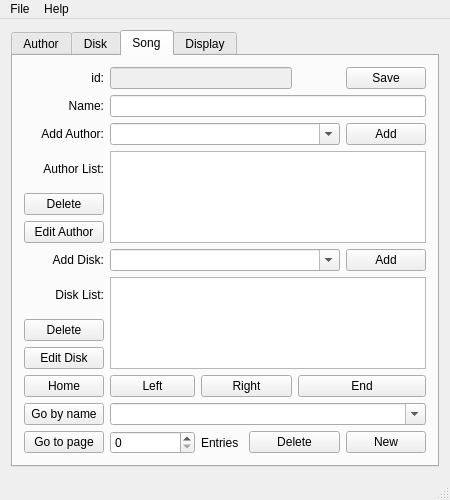
First picture: the form in mainwindow.ui, repository EvgenKot/SP-music-fan-database, before the edit.
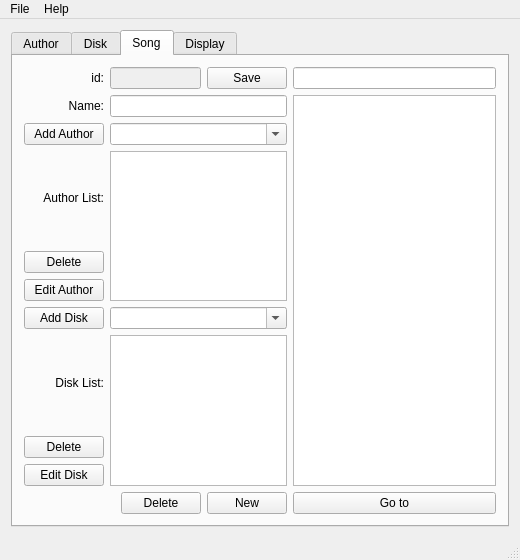
Second picture: the form after the edit.

Patch:
```diff
--- a/mainwindow.ui
+++ b/mainwindow.ui
@@ -6,8 +6,8 @@
    <rect>
     <x>0</x>
     <y>0</y>
-    <width>450</width>
-    <height>500</height>
+    <width>520</width>
+    <height>560</height>
    </rect>
   </property>
   <property name="windowTitle">
@@ -40,8 +40,8 @@
         <rect>
          <x>0</x>
          <y>0</y>
-         <width>450</width>
-         <height>458</height>
+         <width>520</width>
+         <height>518</height>
         </rect>
        </property>
        <layout class="QGridLayout" name="gridLayout_2">
@@ -339,7 +339,17 @@
            <layout class="QGridLayout" name="gridLayout_9">
             <item row="0" column="0">
              <layout class="QGridLayout" name="gridLayout_8">
-              <item row="12" column="6">
+              <item row="1" column="1" colspan="4">
+               <widget class="QLineEdit" name="lineEditSongName"/>
+              </item>
+              <item row="0" column="1" colspan="3">
+               <widget class="QLineEdit" name="lineEditSongId">
+                <property name="enabled">
+                 <bool>false</bool>
+                </property>
+               </widget>
+              </item>
+              <item row="10" column="4">
                <widget class="QPushButton" name="pushButtonSongNew">
                 <property name="text">
                  <string>New</string>
@@ -356,7 +366,7 @@
                 </property>
                </widget>
               </item>
-              <item row="3" column="1" rowspan="3" colspan="6">
+              <item row="3" column="1" rowspan="3" colspan="4">
                <widget class="QListWidget" name="listWidgetSongAuthorList"/>
               </item>
               <item row="0" column="0">
@@ -369,16 +379,6 @@
                 </property>
                </widget>
               </item>
-              <item row="1" column="1" colspan="6">
-               <widget class="QLineEdit" name="lineEditSongName"/>
-              </item>
-              <item row="10" column="1" colspan="2">
-               <widget class="QPushButton" name="pushButtonSongLeft">
-                <property name="text">
-                 <string>Left</string>
-                </property>
-               </widget>
-              </item>
               <item row="4" column="0">
                <widget class="QPushButton" name="pushButtonSongDeleteAuthor">
                 <property name="text">
@@ -386,13 +386,6 @@
                 </property>
                </widget>
               </item>
-              <item row="10" column="3" colspan="2">
-               <widget class="QPushButton" name="pushButtonSongRight">
-                <property name="text">
-                 <string>Right</string>
-                </property>
-               </widget>
-              </item>
               <item row="9" column="0">
                <widget class="QPushButton" name="pushButtonSongEditDisk">
                 <property name="text">
@@ -400,20 +393,6 @@
                 </property>
                </widget>
               </item>
-              <item row="10" column="0">
-               <widget class="QPushButton" name="pushButtonSongHome">
-                <property name="text">
-                 <string>Home</string>
-                </property>
-               </widget>
-              </item>
-              <item row="0" column="1" colspan="4">
-               <widget class="QLineEdit" name="lineEditSongId">
-                <property name="enabled">
-                 <bool>false</bool>
-                </property>
-               </widget>
-              </item>
               <item row="5" column="0">
                <widget class="QPushButton" name="pushButtonSongEditAuthor">
                 <property name="text">
@@ -441,47 +420,16 @@
                 </property>
                </widget>
               </item>
-              <item row="6" column="1" colspan="5">
-               <widget class="QComboBox" name="comboBoxSongAddDisk">
-                <property name="editable">
-                 <bool>true</bool>
-                </property>
-               </widget>
-              </item>
-              <item row="10" column="5" colspan="2">
-               <widget class="QPushButton" name="pushButtonSongEnd">
-                <property name="text">
-                 <string>End</string>
-                </property>
-               </widget>
-              </item>
-              <item row="7" column="1" rowspan="3" colspan="6">
+              <item row="7" column="1" rowspan="3" colspan="4">
                <widget class="QListWidget" name="listWidgetSongDiskList"/>
               </item>
-              <item row="0" column="6">
+              <item row="0" column="4">
                <widget class="QPushButton" name="pushButtonSongSave">
                 <property name="text">
                  <string>Save</string>
                 </property>
                </widget>
               </item>
-              <item row="6" column="0">
-               <widget class="QLabel" name="labelSongAddDisk">
-                <property name="text">
-                 <string>Add Disk:</string>
-                </property>
-                <property name="alignment">
-                 <set>Qt::AlignRight|Qt::AlignTrailing|Qt::AlignVCenter</set>
-                </property>
-               </widget>
-              </item>
-              <item row="6" column="6">
-               <widget class="QPushButton" name="pushButtonSongAddDisk">
-                <property name="text">
-                 <string>Add</string>
-                </property>
-               </widget>
-              </item>
               <item row="8" column="0">
                <widget class="QPushButton" name="pushButtonSongDeleteDisk">
                 <property name="text">
@@ -489,63 +437,49 @@
                 </property>
                </widget>
               </item>
-              <item row="2" column="0">
-               <widget class="QLabel" name="labelSongAddAuthor">
-                <property name="text">
-                 <string>Add Author:</string>
-                </property>
-                <property name="alignment">
-                 <set>Qt::AlignRight|Qt::AlignTrailing|Qt::AlignVCenter</set>
-                </property>
-               </widget>
-              </item>
-              <item row="2" column="1" colspan="5">
-               <widget class="QComboBox" name="comboBoxSongAddAuthor">
-                <property name="editable">
-                 <bool>true</bool>
-                </property>
-               </widget>
-              </item>
-              <item row="2" column="6">
-               <widget class="QPushButton" name="pushButtonSongAddAuthor">
-                <property name="text">
-                 <string>Add</string>
-                </property>
-               </widget>
-              </item>
-              <item row="12" column="0">
-               <widget class="QPushButton" name="pushButtonSongGoToPage">
-                <property name="text">
-                 <string>Go to page</string>
-                </property>
-               </widget>
-              </item>
-              <item row="12" column="3">
-               <widget class="QLabel" name="labelSongTotalEntries">
-                <property name="text">
-                 <string>Entries</string>
-                </property>
-               </widget>
-              </item>
-              <item row="12" column="1" colspan="2">
-               <widget class="QSpinBox" name="spinBoxSongPosition"/>
-              </item>
-              <item row="12" column="4" colspan="2">
+              <item row="10" column="2" colspan="2">
                <widget class="QPushButton" name="pushButtonSongDelete">
                 <property name="text">
                  <string>Delete</string>
                 </property>
                </widget>
               </item>
-              <item row="11" column="0">
-               <widget class="QPushButton" name="pushButtonSingGoByName">
+              <item row="1" column="5" rowspan="9">
+               <widget class="QListWidget" name="listWidgetSongGoTo"/>
+              </item>
+              <item row="10" column="5">
+               <widget class="QPushButton" name="pushButtonSongGoTo">
                 <property name="text">
-                 <string>Go by name</string>
+                 <string>Go to</string>
                 </property>
                </widget>
               </item>
-              <item row="11" column="1" colspan="6">
-               <widget class="QComboBox" name="comboBoxSongGoByName">
+              <item row="0" column="5">
+               <widget class="QLineEdit" name="lineEditSongSearch"/>
+              </item>
+              <item row="2" column="0">
+               <widget class="QPushButton" name="pushButtonSongAddAuthor">
+                <property name="text">
+                 <string>Add Author</string>
+                </property>
+               </widget>
+              </item>
+              <item row="2" column="1" colspan="4">
+               <widget class="QComboBox" name="comboBoxSongAddAuthor">
+                <property name="editable">
+                 <bool>true</bool>
+                </property>
+               </widget>
+              </item>
+              <item row="6" column="0">
+               <widget class="QPushButton" name="pushButtonSongAddDisk">
+                <property name="text">
+                 <string>Add Disk</string>
+                </property>
+               </widget>
+              </item>
+              <item row="6" column="1" colspan="4">
+               <widget class="QComboBox" name="comboBoxSongAddDisk">
                 <property name="editable">
                  <bool>true</bool>
                 </property>
@@ -625,7 +559,7 @@
     <rect>
      <x>0</x>
      <y>0</y>
-     <width>450</width>
+     <width>520</width>
      <height>20</height>
     </rect>
    </property>
```
Left out of the diff: 199 changed lines with no effect on the pictures.
